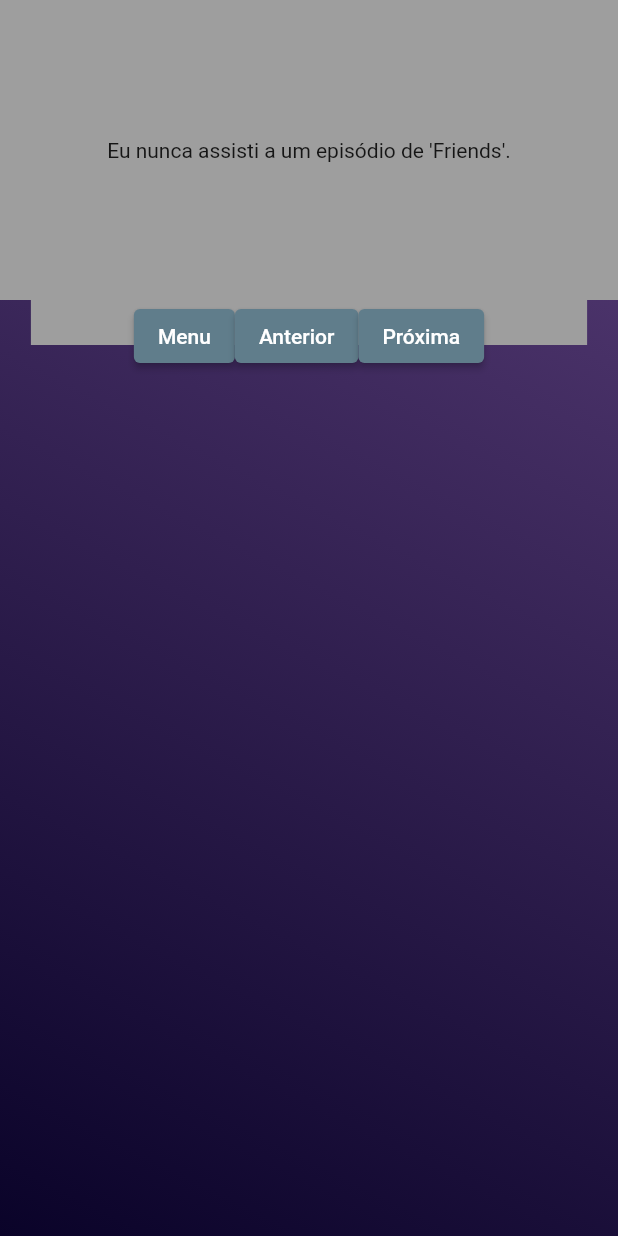
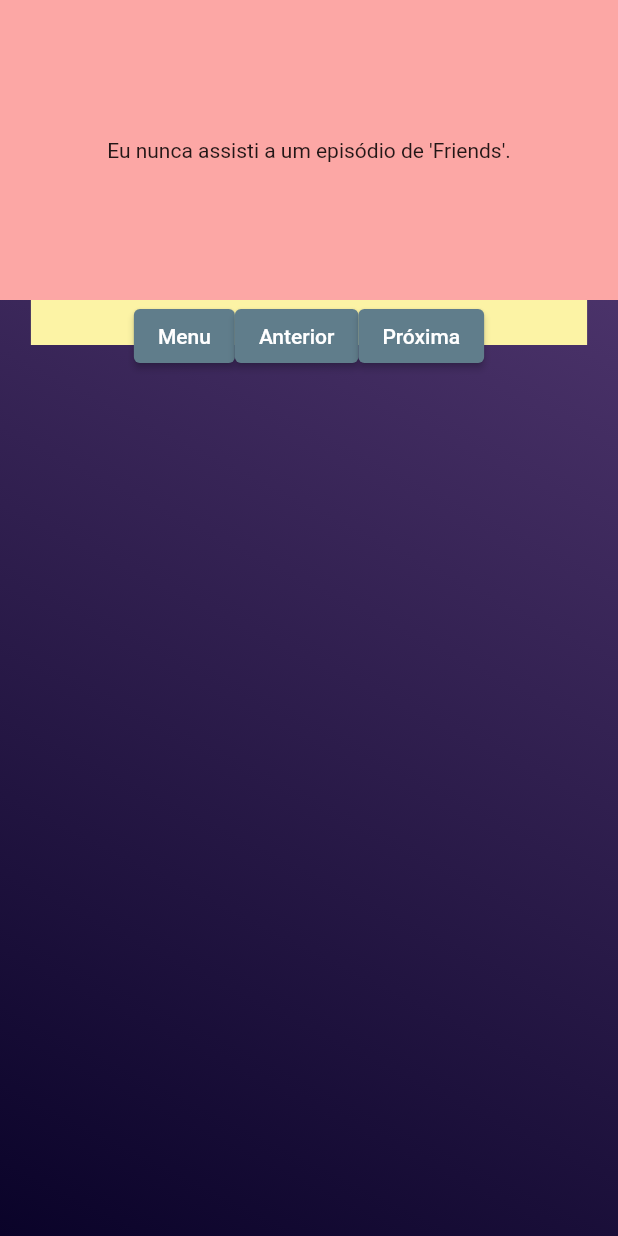
Before and after one commit to allmonty/eu-nunca, a Flutter app: the screen it shows after launch, after a tap on "Leves", on a phone screen of 412 x 824 dp. Run offline on Flutter 3.47's test engine with Material 2 defaults, Android fonts, the phone set to English and light mode, and no system bars; drawn by our look-alikes of appinio_swiper; generated files the repository leaves out were written again.

Commit message:
refactor swipper

```diff
--- a/lib/game.dart
+++ b/lib/game.dart
@@ -13,25 +13,17 @@
 class _GameState extends State<Game> {
   int currentQuestion = 0;
 
+  List colors = const [
+    Color.fromARGB(255, 252, 167, 165),
+    Color.fromRGBO(252, 243, 165, 1),
+    Color.fromARGB(255, 185, 252, 165),
+    Color.fromARGB(255, 165, 246, 252),
+    Color.fromARGB(255, 252, 165, 248),
+    Color.fromARGB(255, 252, 165, 165),
+    Color.fromARGB(255, 165, 178, 252),
+  ];
+
   AppinioSwiperController controller = AppinioSwiperController();
-
-  void nextQuestion() {
-    if (currentQuestion < widget.questions.length - 1) {
-      setState(() {
-        currentQuestion++;
-      });
-      controller.swipeRight();
-    }
-  }
-
-  void previousQuestion() {
-    if (currentQuestion > 0) {
-      setState(() {
-        currentQuestion--;
-      });
-      controller.unswipe();
-    }
-  }
 
   @override
   Widget build(BuildContext context) {
@@ -58,9 +50,11 @@
                       child: AppinioSwiper(
                         controller: controller,
                         cardsCount: widget.questions.length,
+                        allowUnswipe: true,
+                        unlimitedUnswipe: true,
                         cardsBuilder: (context, index) {
                           return Container(
-                            color: Colors.grey,
+                            color: colors[index % colors.length],
                             child: Center(
                               child: Text(widget.questions[index]),
                             ),
@@ -76,11 +70,11 @@
                         child: const Text("Menu"),
                       ),
                       ElevatedButton(
-                        onPressed: previousQuestion,
+                        onPressed: controller.unswipe,
                         child: const Text("Anterior"),
                       ),
                       ElevatedButton(
-                        onPressed: nextQuestion,
+                        onPressed: controller.swipeRight,
                         child: const Text("Próxima"),
                       ),
                     ],
```
